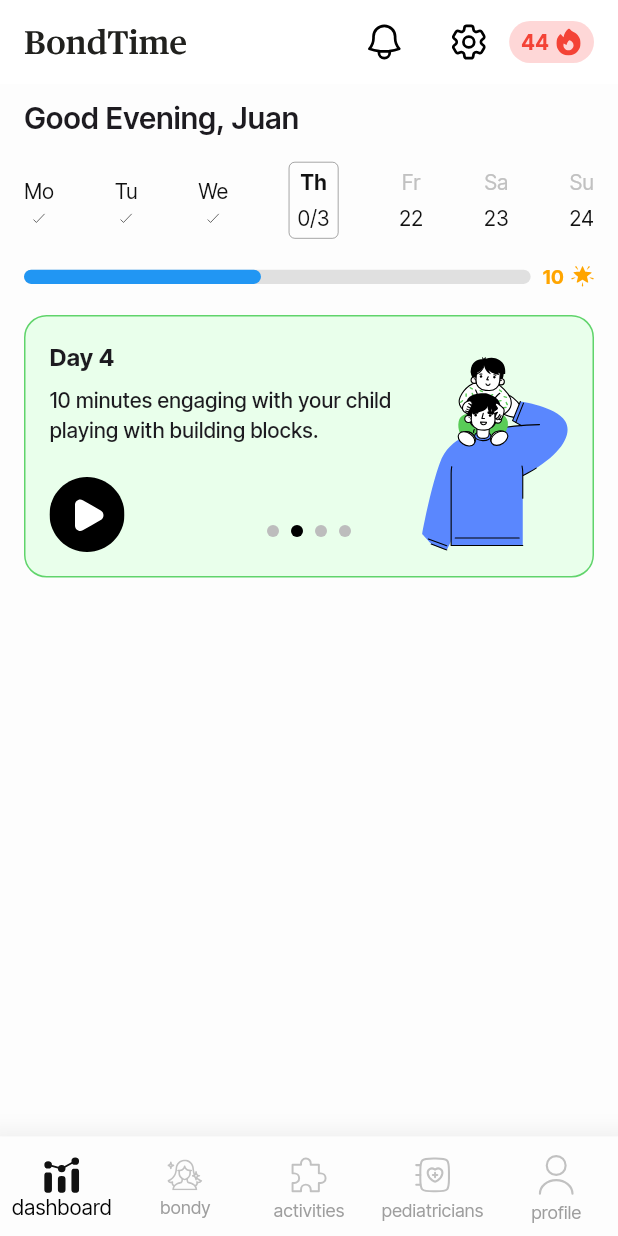
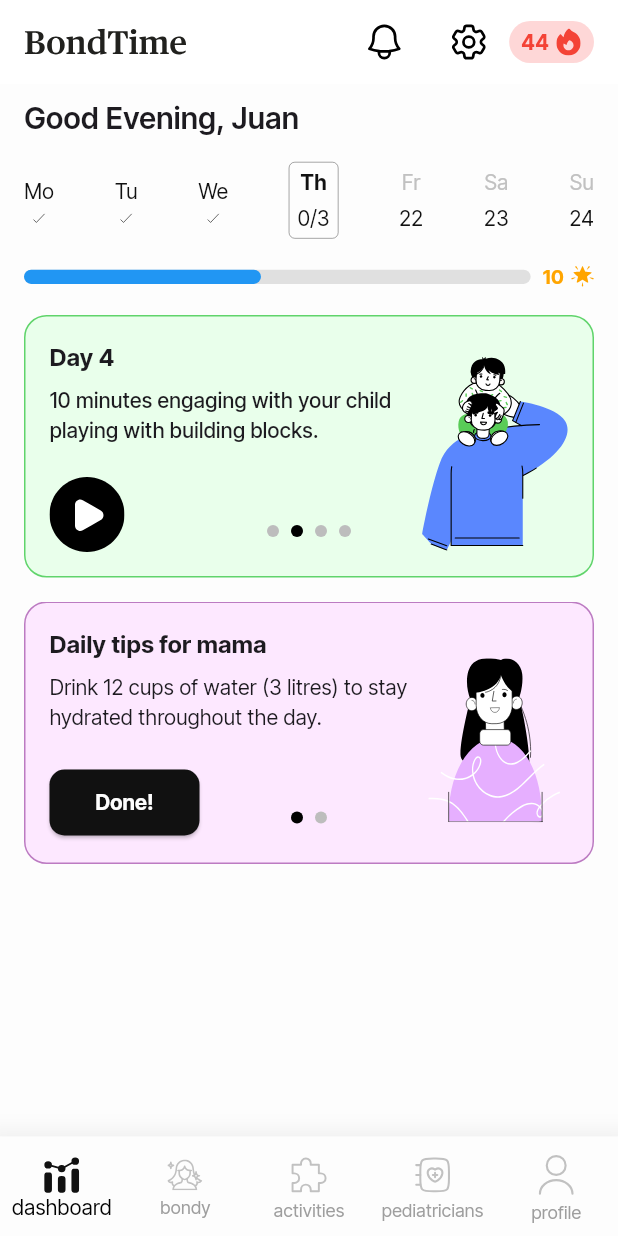
Before and after one commit to BondTime-New/Bondtime-App, a Flutter app: the screen it shows after launch, on a phone screen of 412 x 824 dp. Run offline on Flutter 3.47's test engine with Material 3 defaults, Android fonts, the phone set to English and light mode, and no system bars; our stand-ins replace flutter_svg.

```diff
--- a/lib/screens/dashboard.dart
+++ b/lib/screens/dashboard.dart
@@ -2,6 +2,7 @@ import 'package:flutter/material.dart';
 import 'package:flutter_svg/flutter_svg.dart';
 import '../widgets/bottom_navbar.dart';
 import '../widgets/activity_card.dart';
+import '../widgets/tips_card.dart';
 import '../widgets/date_selector.dart';
 import '../widgets/progress_bar.dart';
 
@@ -12,7 +13,10 @@ class DashboardScreen extends StatefulWidget {
 
 class _DashboardScreenState extends State<DashboardScreen> {
   final PageController _pageController = PageController(initialPage: 1);
+  final PageController _tipsPageController = PageController(initialPage: 0);
+
   int currentPage = 1;
+  int currentTipPage = 0;
 
   final List<String> days = ["Mo", "Tu", "We", "Th", "Fr", "Sa", "Su"];
   final List<String> dates = ["19", "20", "21", "1/3", "22", "23", "24"];
@@ -43,9 +47,24 @@ class _DashboardScreenState extends State<DashboardScreen> {
       "icon": "assets/icons/activity1.svg",
     },
     {
-      "day": "Day 4", // ✅ Added new card
+      "day": "Day 4",
       "description": "Take a short walk outside with your child for fresh air.",
       "icon": "assets/icons/activity1.svg",
+    },
+  ];
+
+  final List<Map<String, String>> tips = [
+    {
+      "title": "Daily tips for mama",
+      "description": "Drink 12 cups of water (3 litres) to stay hydrated throughout the day.",
+      "buttonText": "Done!",
+      "icon": "assets/icons/tips1.svg",
+    },
+    {
+      "title": "Healthy Habits",
+      "description": "Take 10 minutes to do deep breathing exercises to relax.",
+      "buttonText": "Got it!",
+      "icon": "assets/icons/tips1.svg",
     },
   ];
 
@@ -151,7 +170,7 @@ class _DashboardScreenState extends State<DashboardScreen> {
                 height: 175,
                 child: PageView.builder(
                   controller: _pageController,
-                  itemCount: activities.length, // ✅ Now includes 4 cards
+                  itemCount: activities.length,
                   onPageChanged: (index) {
                     setState(() {
                       currentPage = index;
@@ -169,6 +188,33 @@ class _DashboardScreenState extends State<DashboardScreen> {
                   },
                 ),
               ),
+
+              SizedBox(height: 16),
+
+              // **Slidable Tips Cards**
+              SizedBox(
+                height: 175,
+                child: PageView.builder(
+                  controller: _tipsPageController,
+                  itemCount: tips.length,
+                  onPageChanged: (index) {
+                    setState(() {
+                      currentTipPage = index;
+                    });
+                  },
+                  itemBuilder: (context, index) {
+                    return TipsCard(
+                      title: tips[index]["title"]!,
+                      description: tips[index]["description"]!,
+                      buttonText: tips[index]["buttonText"]!,
+                      icon: tips[index]["icon"]!,
+                      currentPage: currentTipPage,
+                      index: index,
+                      totalPages: tips.length,
+                    );
+                  },
+                ),
+              ),
             ],
           ),
         ),
--- /dev/null
+++ b/lib/widgets/tips_card.dart
@@ -0,0 +1,86 @@
+import 'package:flutter/material.dart';
+import 'package:flutter_svg/flutter_svg.dart';
+
+class TipsCard extends StatelessWidget {
+  final String title;
+  final String description;
+  final String buttonText;
+  final String icon;
+  final int currentPage;
+  final int index;
+  final int totalPages;
+
+  TipsCard({
+    required this.title,
+    required this.description,
+    required this.buttonText,
+    required this.icon,
+    required this.currentPage,
+    required this.index,
+    required this.totalPages,
+  });
+
+  @override
+  Widget build(BuildContext context) {
+    return Container(
+      width: 380,
+      height: 175,
+      padding: EdgeInsets.all(16),
+      decoration: BoxDecoration(
+        color: Color(0xFFFDE8FF), // ✅ Fill Color
+        borderRadius: BorderRadius.circular(15),
+        border: Border.all(color: Color(0xFFBC7BC2), width: 1), // ✅ Stroke Color
+      ),
+      child: Stack(
+        children: [
+          Positioned(top: 0, left: 0, child: Text(title, style: TextStyle(fontSize: 16, fontWeight: FontWeight.bold))),
+          Positioned(top: 30, left: 0, child: SizedBox(width: 250, child: Text(description, style: TextStyle(fontSize: 14)))),
+
+          // ✅ **Updated Button with Increased Width**
+          Positioned(
+            bottom: 0,
+            left: 0,
+            child: SizedBox(
+              width: 100 ,// ✅ **Increased button width**
+              child: ElevatedButton(
+                onPressed: () {},
+                style: ElevatedButton.styleFrom(
+                  backgroundColor: Color(0xFF111111), // ✅ Button background color
+                  foregroundColor: Color(0xFFFDFDFD), // ✅ Text color
+                  shape: RoundedRectangleBorder(
+                    borderRadius: BorderRadius.circular(10), // ✅ Border radius 10px
+                  ),
+                  padding: EdgeInsets.symmetric(vertical: 12), // ✅ Keep vertical padding
+                ),
+                child: Text(buttonText, style: TextStyle(fontSize: 14, fontWeight: FontWeight.bold)),
+              ),
+            ),
+          ),
+
+          Positioned(bottom: 0, right: 0, child: SvgPicture.asset(icon, width: 98, height: 131)),
+
+          // ✅ **Page Indicator**
+          Positioned(
+            bottom: 10,
+            left: 0,
+            right: 0,
+            child: Row(
+              mainAxisAlignment: MainAxisAlignment.center,
+              children: List.generate(totalPages, (i) {
+                return Container(
+                  width: 8,
+                  height: 8,
+                  margin: EdgeInsets.symmetric(horizontal: 4),
+                  decoration: BoxDecoration(
+                    shape: BoxShape.circle,
+                    color: currentPage == i ? Colors.black : Colors.grey[400],
+                  ),
+                );
+              }),
+            ),
+          ),
+        ],
+      ),
+    );
+  }
+}
```
Also changed, not shown: assets/icons/tips1.svg (added).
